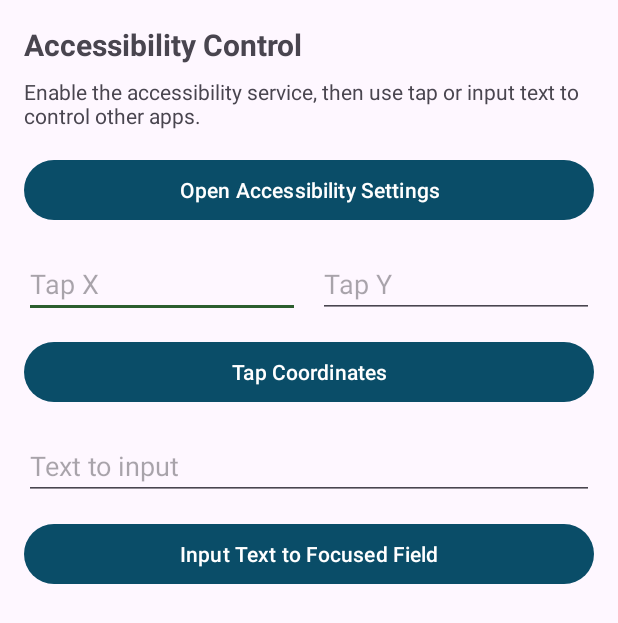
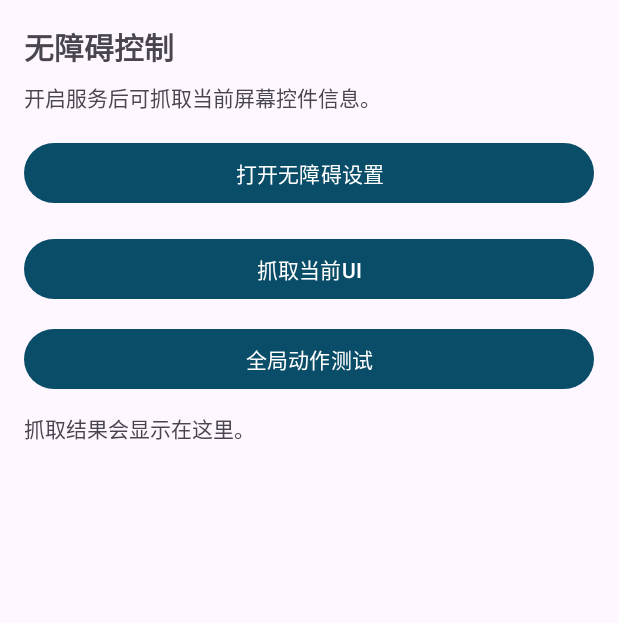
Before and after one commit to chentyjpm/ncnn_llm-android-ctl-mcp, an Android app: the screen it shows after launch (MainActivity), on a phone screen of 412 x 824 dp. Shown: the top 623 px of the screen. Run offline under Robolectric (Android 15) with nearby library versions, the phone set to English and light mode, and no system bars.

Commit message:
update sync

```diff
--- a/app/src/main/java/com/example/ncnn_llm_ctl/MainActivity.java
+++ b/app/src/main/java/com/example/ncnn_llm_ctl/MainActivity.java
@@ -5,82 +5,52 @@ import android.content.Intent;
 import android.os.Bundle;
 import android.provider.Settings;
 import android.text.TextUtils;
-import android.view.View;
 import android.view.accessibility.AccessibilityManager;
 import android.widget.Button;
-import android.widget.EditText;
+import android.widget.TextView;
 import android.widget.Toast;
 
+import androidx.appcompat.app.AlertDialog;
 import androidx.appcompat.app.AppCompatActivity;
 
 import java.util.List;
 
 public class MainActivity extends AppCompatActivity {
 
-    private EditText inputX;
-    private EditText inputY;
-    private EditText inputText;
+    private TextView outputText;
 
     @Override
     protected void onCreate(Bundle savedInstanceState) {
         super.onCreate(savedInstanceState);
         setContentView(R.layout.activity_main);
 
-        inputX = findViewById(R.id.inputX);
-        inputY = findViewById(R.id.inputY);
-        inputText = findViewById(R.id.inputText);
+        outputText = findViewById(R.id.outputText);
 
         Button btnOpenSettings = findViewById(R.id.btnOpenSettings);
-        Button btnTap = findViewById(R.id.btnTap);
-        Button btnInputText = findViewById(R.id.btnInputText);
+        Button btnDumpUi = findViewById(R.id.btnDumpUi);
+        Button btnGlobalAction = findViewById(R.id.btnGlobalAction);
 
         btnOpenSettings.setOnClickListener(v -> openAccessibilitySettings());
 
-        btnTap.setOnClickListener(v -> {
-            String xText = inputX.getText().toString().trim();
-            String yText = inputY.getText().toString().trim();
-            if (TextUtils.isEmpty(xText) || TextUtils.isEmpty(yText)) {
-                toast("Please input X and Y.");
-                return;
-            }
-
-            int x;
-            int y;
-            try {
-                x = Integer.parseInt(xText);
-                y = Integer.parseInt(yText);
-            } catch (NumberFormatException e) {
-                toast("Invalid coordinates.");
-                return;
-            }
-
+        btnDumpUi.setOnClickListener(v -> {
             AccessCtlService service = requireService();
             if (service == null) {
                 return;
             }
-
-            boolean ok = service.clickAt(x, y);
-            if (!ok) {
-                toast("Tap failed. Ensure the service is enabled.");
+            String dump = service.getCurrentUiDump();
+            if (TextUtils.isEmpty(dump)) {
+                toast("未获取到屏幕内容。");
+            } else {
+                outputText.setText(dump);
             }
         });
 
-        btnInputText.setOnClickListener(v -> {
-            String text = inputText.getText().toString();
-            if (TextUtils.isEmpty(text)) {
-                toast("Please input text.");
-                return;
-            }
-
+        btnGlobalAction.setOnClickListener(v -> {
             AccessCtlService service = requireService();
             if (service == null) {
                 return;
             }
-
-            boolean ok = service.inputText(text);
-            if (!ok) {
-                toast("Input failed. Focus a text field first.");
-            }
+            showGlobalActionDialog(service);
         });
     }
 
@@ -91,12 +61,12 @@ public class MainActivity extends AppCompatActivity {
 
     private AccessCtlService requireService() {
         if (!isServiceEnabled()) {
-            toast("Enable the accessibility service first.");
+            toast("请先开启无障碍服务。");
             return null;
         }
         AccessCtlService service = AccessCtlService.getInstance();
         if (service == null) {
-            toast("Service not connected yet.");
+            toast("服务尚未连接。");
         }
         return service;
     }
@@ -116,6 +86,27 @@ public class MainActivity extends AppCompatActivity {
         return false;
     }
 
+    private void showGlobalActionDialog(AccessCtlService service) {
+        List<String> names = service.getGlobalActionNames();
+        if (names == null || names.isEmpty()) {
+            toast("无可用的全局动作。");
+            return;
+        }
+        String[] items = names.toArray(new String[0]);
+        new AlertDialog.Builder(this)
+                .setTitle("选择全局动作")
+                .setItems(items, (dialog, which) -> {
+                    String name = service.performGlobalActionByIndex(which);
+                    if (TextUtils.isEmpty(name)) {
+                        toast("全局动作执行失败。");
+                    } else {
+                        toast("已执行: " + name);
+                    }
+                })
+                .setNegativeButton("取消", null)
+                .show();
+    }
+
     private void toast(String message) {
         Toast.makeText(this, message, Toast.LENGTH_SHORT).show();
     }
--- /dev/null
+++ b/app/src/main/res/drawable/overlay_bubble_bg.xml
@@ -0,0 +1,3 @@
+<shape xmlns:android="http://schemas.android.com/apk/res/android" android:shape="oval">
+    <solid android:color="#1F6FEB" />
+</shape>
--- /dev/null
+++ b/app/src/main/res/drawable/overlay_panel_bg.xml
@@ -0,0 +1,5 @@
+<shape xmlns:android="http://schemas.android.com/apk/res/android" android:shape="rectangle">
+    <solid android:color="#F5F7FB" />
+    <corners android:radius="12dp" />
+    <stroke android:width="1dp" android:color="#C7D1E0" />
+</shape>
--- a/app/src/main/res/layout/activity_main.xml
+++ b/app/src/main/res/layout/activity_main.xml
@@ -9,7 +9,7 @@
         android:id="@+id/titleText"
         android:layout_width="0dp"
         android:layout_height="wrap_content"
-        android:text="Accessibility Control"
+        android:text="无障碍控制"
         android:textSize="20sp"
         android:textStyle="bold"
         app:layout_constraintTop_toTopOf="parent"
@@ -21,7 +21,7 @@
         android:layout_width="0dp"
         android:layout_height="wrap_content"
         android:layout_marginTop="8dp"
-        android:text="Enable the accessibility service, then use tap or input text to control other apps."
+        android:text="开启服务后可抓取当前屏幕控件信息。"
         app:layout_constraintTop_toBottomOf="@id/titleText"
         app:layout_constraintStart_toStartOf="parent"
         app:layout_constraintEnd_toEndOf="parent" />
@@ -31,64 +31,48 @@
         android:layout_width="0dp"
         android:layout_height="wrap_content"
         android:layout_marginTop="16dp"
-        android:text="Open Accessibility Settings"
+        android:text="打开无障碍设置"
         app:layout_constraintTop_toBottomOf="@id/descText"
         app:layout_constraintStart_toStartOf="parent"
         app:layout_constraintEnd_toEndOf="parent" />
 
-    <EditText
-        android:id="@+id/inputX"
+    <Button
+        android:id="@+id/btnDumpUi"
         android:layout_width="0dp"
         android:layout_height="wrap_content"
         android:layout_marginTop="16dp"
-        android:hint="Tap X"
-        android:inputType="number"
+        android:text="抓取当前UI"
         app:layout_constraintTop_toBottomOf="@id/btnOpenSettings"
-        app:layout_constraintStart_toStartOf="parent"
-        app:layout_constraintEnd_toStartOf="@id/inputY"
-        app:layout_constraintHorizontalWeight="1" />
-
-    <EditText
-        android:id="@+id/inputY"
-        android:layout_width="0dp"
-        android:layout_height="wrap_content"
-        android:layout_marginStart="12dp"
-        android:hint="Tap Y"
-        android:inputType="number"
-        app:layout_constraintTop_toTopOf="@id/inputX"
-        app:layout_constraintStart_toEndOf="@id/inputX"
-        app:layout_constraintEnd_toEndOf="parent"
-        app:layout_constraintHorizontalWeight="1" />
-
-    <Button
-        android:id="@+id/btnTap"
-        android:layout_width="0dp"
-        android:layout_height="wrap_content"
-        android:layout_marginTop="12dp"
-        android:text="Tap Coordinates"
-        app:layout_constraintTop_toBottomOf="@id/inputX"
-        app:layout_constraintStart_toStartOf="parent"
-        app:layout_constraintEnd_toEndOf="parent" />
-
-    <EditText
-        android:id="@+id/inputText"
-        android:layout_width="0dp"
-        android:layout_height="wrap_content"
-        android:layout_marginTop="16dp"
-        android:hint="Text to input"
-        android:inputType="text"
-        app:layout_constraintTop_toBottomOf="@id/btnTap"
         app:layout_constraintStart_toStartOf="parent"
         app:layout_constraintEnd_toEndOf="parent" />
 
     <Button
-        android:id="@+id/btnInputText"
+        android:id="@+id/btnGlobalAction"
         android:layout_width="0dp"
         android:layout_height="wrap_content"
         android:layout_marginTop="12dp"
-        android:text="Input Text to Focused Field"
-        app:layout_constraintTop_toBottomOf="@id/inputText"
+        android:text="全局动作测试"
+        app:layout_constraintTop_toBottomOf="@id/btnDumpUi"
         app:layout_constraintStart_toStartOf="parent"
         app:layout_constraintEnd_toEndOf="parent" />
 
+    <ScrollView
+        android:id="@+id/outputScroll"
+        android:layout_width="0dp"
+        android:layout_height="0dp"
+        android:layout_marginTop="12dp"
+        android:fillViewport="true"
+        app:layout_constraintTop_toBottomOf="@id/btnGlobalAction"
+        app:layout_constraintBottom_toBottomOf="parent"
+        app:layout_constraintStart_toStartOf="parent"
+        app:layout_constraintEnd_toEndOf="parent">
+
+        <TextView
+            android:id="@+id/outputText"
+            android:layout_width="match_parent"
+            android:layout_height="wrap_content"
+            android:text="抓取结果会显示在这里。"
+            android:textIsSelectable="true" />
+    </ScrollView>
+
 </androidx.constraintlayout.widget.ConstraintLayout>
--- a/app/src/main/res/values/strings.xml
+++ b/app/src/main/res/values/strings.xml
@@ -1,4 +1,4 @@
 <resources>
     <string name="app_name">ncnn_llm_ctl</string>
-    <string name="accessibility_service_description">Control system UI with taps and text input</string>
+    <string name="accessibility_service_description">通过无障碍服务获取当前屏幕控件信息</string>
 </resources>
```
Also changed, not shown: app/src/main/java/com/example/ncnn_llm_ctl/AccessCtlService.java (+346 -0 lines), app/src/main/res/layout/overlay_bubble.xml (added, +16 -0 lines), app/src/main/res/layout/overlay_panel.xml (added, +42 -0 lines), app/src/main/AndroidManifest.xml (line endings or trailing spaces).
